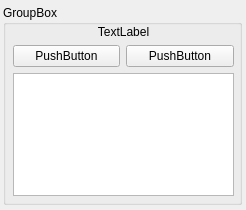
Ghettovich/bsf, file src/ui/forms/relayform.ui: the form before one commit.
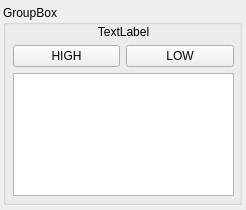
The form after the commit.

Patch:
```diff
--- a/src/ui/forms/relayform.ui
+++ b/src/ui/forms/relayform.ui
@@ -83,14 +83,14 @@
      <item row="1" column="1">
       <widget class="QPushButton" name="pushButtonLow">
        <property name="text">
-        <string>PushButton</string>
+        <string>LOW</string>
        </property>
       </widget>
      </item>
      <item row="1" column="0">
       <widget class="QPushButton" name="pushButtonHigh">
        <property name="text">
-        <string>PushButton</string>
+        <string>HIGH</string>
        </property>
       </widget>
      </item>
```
